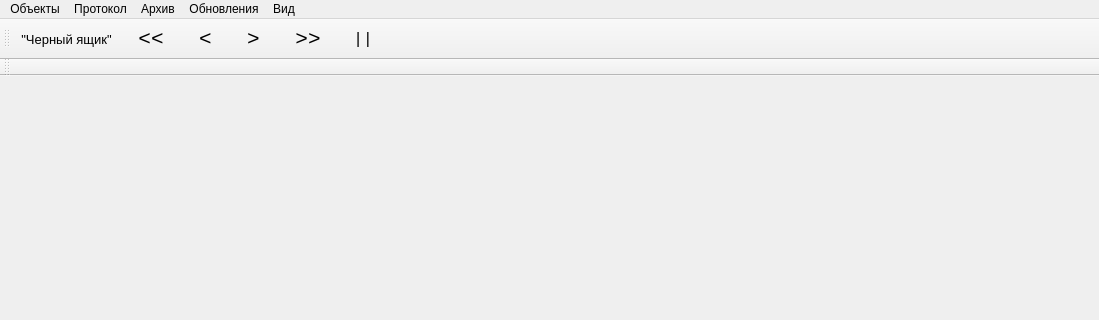
This is armtools/mainwindow.ui in eugene-pa/armdncqt as Qt 5 draws it before an edit; both pictures show x 0 to 1099 and y 0 to 320 of the 1099 by 633 pixel window. The edited form follows.
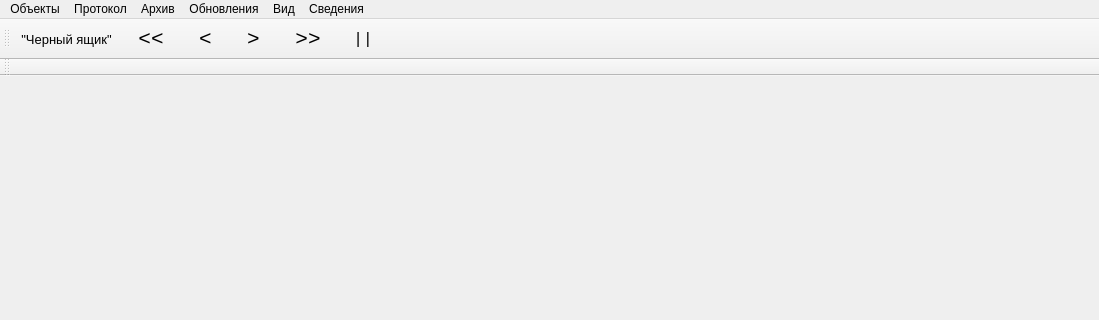
This is the edited form.

Diff of the .ui file:
```diff
--- a/armtools/mainwindow.ui
+++ b/armtools/mainwindow.ui
@@ -74,11 +74,18 @@
     <addaction name="action_Less"/>
     <addaction name="action_ZoomOff"/>
    </widget>
+   <widget class="QMenu" name="menu">
+    <property name="title">
+     <string>Сведения</string>
+    </property>
+    <addaction name="action_About"/>
+   </widget>
    <addaction name="menu_4"/>
    <addaction name="menu_6"/>
    <addaction name="menu_7"/>
    <addaction name="menu_8"/>
    <addaction name="menu_9"/>
+   <addaction name="menu"/>
   </widget>
   <widget class="QToolBar" name="mainToolBar">
    <property name="minimumSize">
```
Left out of the diff: 5 changed lines with no effect on the pictures.
